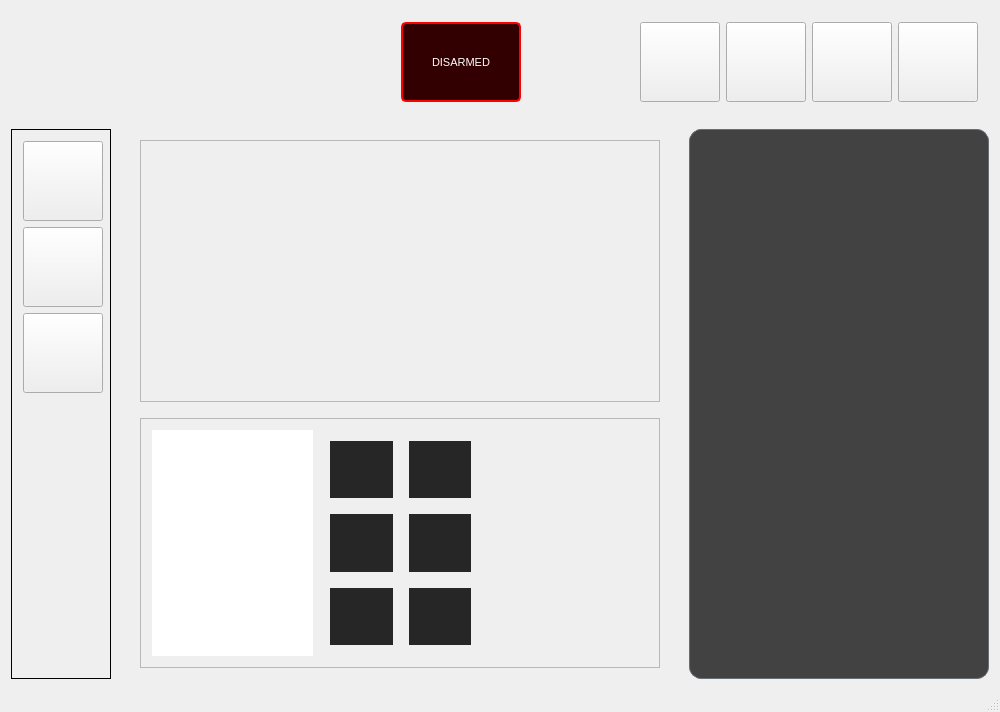
This is src/quadrasoftware.ui in merlinn7/quadra as Qt 5 draws it before an edit. The edited form follows.
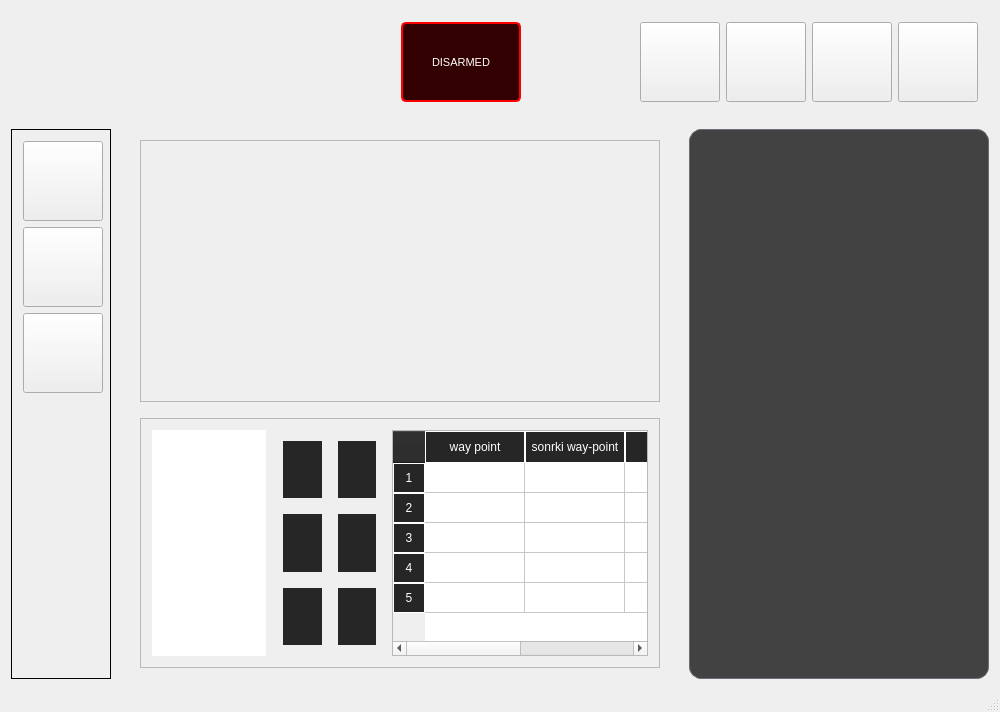
This is the edited form.

The edit to the form file:
```diff
--- a/src/quadrasoftware.ui
+++ b/src/quadrasoftware.ui
@@ -374,7 +374,63 @@
                   <property name="styleSheet">
                    <string notr="true">background-color: rgb(38, 38, 38);</string>
                   </property>
-                  <layout class="QGridLayout" name="gridLayout_17"/>
+                  <layout class="QGridLayout" name="gridLayout_15"/>
+                 </widget>
+                </item>
+                <item row="1" column="2">
+                 <spacer name="verticalSpacer_10">
+                  <property name="orientation">
+                   <enum>Qt::Vertical</enum>
+                  </property>
+                  <property name="sizeType">
+                   <enum>QSizePolicy::Fixed</enum>
+                  </property>
+                  <property name="sizeHint" stdset="0">
+                   <size>
+                    <width>10</width>
+                    <height>10</height>
+                   </size>
+                  </property>
+                 </spacer>
+                </item>
+                <item row="3" column="2">
+                 <spacer name="verticalSpacer_9">
+                  <property name="orientation">
+                   <enum>Qt::Vertical</enum>
+                  </property>
+                  <property name="sizeType">
+                   <enum>QSizePolicy::Fixed</enum>
+                  </property>
+                  <property name="sizeHint" stdset="0">
+                   <size>
+                    <width>10</width>
+                    <height>10</height>
+                   </size>
+                  </property>
+                 </spacer>
+                </item>
+                <item row="1" column="0">
+                 <spacer name="verticalSpacer_8">
+                  <property name="orientation">
+                   <enum>Qt::Vertical</enum>
+                  </property>
+                  <property name="sizeType">
+                   <enum>QSizePolicy::Fixed</enum>
+                  </property>
+                  <property name="sizeHint" stdset="0">
+                   <size>
+                    <width>10</width>
+                    <height>10</height>
+                   </size>
+                  </property>
+                 </spacer>
+                </item>
+                <item row="4" column="0">
+                 <widget class="QFrame" name="gridFrame_8">
+                  <property name="styleSheet">
+                   <string notr="true">background-color: rgb(38, 38, 38);</string>
+                  </property>
+                  <layout class="QGridLayout" name="gridLayout_12"/>
                  </widget>
                 </item>
                 <item row="4" column="2">
@@ -538,26 +594,107 @@
                   <property name="styleSheet">
                    <string notr="true">background-color: rgb(38, 38, 38);</string>
                   </property>
-                  <layout class="QGridLayout" name="gridLayout_15"/>
+                  <layout class="QVBoxLayout" name="verticalLayout_7"/>
                  </widget>
                 </item>
                </layout>
               </widget>
              </item>
              <item>
-              <widget class="QWidget" name="widget_2" native="true">
-               <property name="sizePolicy">
-                <sizepolicy hsizetype="Expanding" vsizetype="Expanding">
-                 <horstretch>0</horstretch>
-                 <verstretch>0</verstretch>
-                </sizepolicy>
+              <widget class="QTableWidget" name="waypointTable">
+               <property name="styleSheet">
+                <string notr="true">QHeaderView::section{
+background-color: rgb(38, 38, 38);
+color:white;
+width:30px;
+height:30px;
+border:1px solid white;
+ text-align: center;
+}
+QTableCornerButton::section {
+background-color: rgb(38, 38, 38);
+
+}</string>
                </property>
-               <property name="minimumSize">
-                <size>
-                 <width>0</width>
-                 <height>0</height>
-                </size>
+               <property name="showGrid">
+                <bool>true</bool>
                </property>
+               <property name="sortingEnabled">
+                <bool>false</bool>
+               </property>
+               <property name="cornerButtonEnabled">
+                <bool>false</bool>
+               </property>
+               <property name="rowCount">
+                <number>5</number>
+               </property>
+               <property name="columnCount">
+                <number>4</number>
+               </property>
+               <attribute name="horizontalHeaderVisible">
+                <bool>true</bool>
+               </attribute>
+               <attribute name="horizontalHeaderCascadingSectionResizes">
+                <bool>false</bool>
+               </attribute>
+               <attribute name="horizontalHeaderHighlightSections">
+                <bool>true</bool>
+               </attribute>
+               <attribute name="horizontalHeaderStretchLastSection">
+                <bool>true</bool>
+               </attribute>
+               <row>
+                <property name="text">
+                 <string>1</string>
+                </property>
+                <property name="textAlignment">
+                 <set>AlignCenter</set>
+                </property>
+               </row>
+               <row>
+                <property name="text">
+                 <string>2</string>
+                </property>
+                <property name="textAlignment">
+                 <set>AlignCenter</set>
+                </property>
+               </row>
+               <row>
+                <property name="text">
+                 <string>3</string>
+                </property>
+                <property name="textAlignment">
+                 <set>AlignCenter</set>
+                </property>
+               </row>
+               <row>
+                <property name="text">
+                 <string>4</string>
+                </property>
+                <property name="textAlignment">
+                 <set>AlignCenter</set>
+                </property>
+               </row>
+               <row>
+                <property name="text">
+                 <string>5</string>
+                </property>
+                <property name="textAlignment">
+                 <set>AlignCenter</set>
+                </property>
+               </row>
+               <column>
+                <property name="text">
+                 <string>way point</string>
+                </property>
+               </column>
+               <column>
+                <property name="text">
+                 <string>sonrki way-point</string>
+                </property>
+               </column>
+               <column/>
+               <column/>
               </widget>
              </item>
             </layout>
```
Left out of the diff: 114 changed lines with no effect on the pictures.
